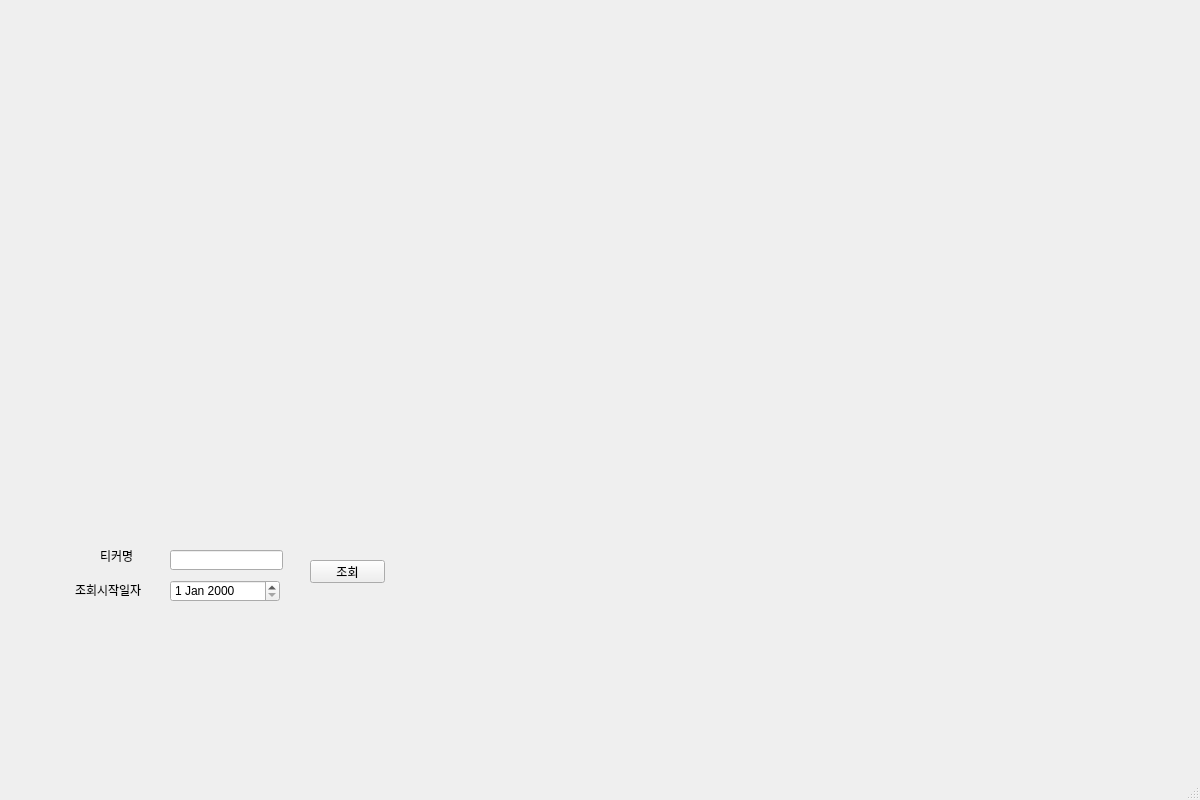
First picture: the form in chart.ui, repository kminvis/PyQt, before the edit.
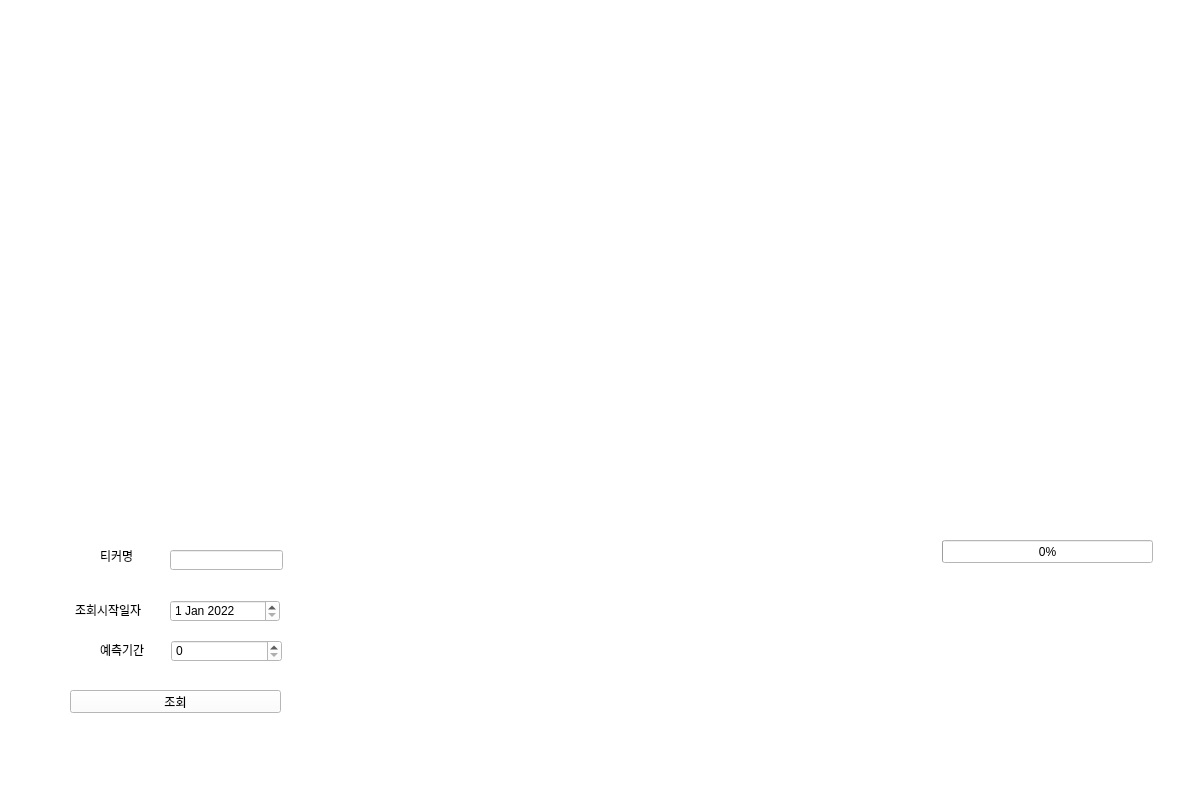
Second picture: the form after the edit.

Commit message: 상태바 추가

Patch:
```diff
--- a/chart.ui
+++ b/chart.ui
@@ -13,13 +13,16 @@
   <property name="windowTitle">
    <string>MainWindow</string>
   </property>
+  <property name="styleSheet">
+   <string notr="true">background-color: rgb(255, 255, 255);</string>
+  </property>
   <widget class="QWidget" name="centralwidget">
    <widget class="QPushButton" name="pushButton">
     <property name="geometry">
      <rect>
-      <x>310</x>
-      <y>560</y>
-      <width>75</width>
+      <x>70</x>
+      <y>690</y>
+      <width>211</width>
       <height>23</height>
      </rect>
     </property>
@@ -54,7 +57,7 @@
     <property name="geometry">
      <rect>
       <x>75</x>
-      <y>580</y>
+      <y>600</y>
       <width>81</width>
       <height>20</height>
      </rect>
@@ -67,7 +70,7 @@
     <property name="geometry">
      <rect>
       <x>170</x>
-      <y>580</y>
+      <y>600</y>
       <width>110</width>
       <height>22</height>
      </rect>
@@ -75,14 +78,44 @@
     <property name="toolTip">
      <string>&lt;html&gt;&lt;head/&gt;&lt;body&gt;&lt;p align=&quot;center&quot;&gt;&lt;br/&gt;&lt;/p&gt;&lt;/body&gt;&lt;/html&gt;</string>
     </property>
+    <property name="dateTime">
+     <datetime>
+      <hour>0</hour>
+      <minute>0</minute>
+      <second>0</second>
+      <year>2022</year>
+      <month>1</month>
+      <day>1</day>
+     </datetime>
+    </property>
+    <property name="maximumDateTime">
+     <datetime>
+      <hour>23</hour>
+      <minute>59</minute>
+      <second>59</second>
+      <year>2023</year>
+      <month>12</month>
+      <day>31</day>
+     </datetime>
+    </property>
+    <property name="minimumDateTime">
+     <datetime>
+      <hour>0</hour>
+      <minute>0</minute>
+      <second>0</second>
+      <year>2000</year>
+      <month>1</month>
+      <day>1</day>
+     </datetime>
+    </property>
    </widget>
    <widget class="QWidget" name="verticalLayoutWidget_2">
     <property name="geometry">
      <rect>
       <x>50</x>
-      <y>30</y>
+      <y>50</y>
       <width>1101</width>
-      <height>501</height>
+      <height>481</height>
      </rect>
     </property>
     <layout class="QVBoxLayout" name="prediction_verticalLayout">
@@ -91,6 +124,99 @@
      </property>
     </layout>
    </widget>
+   <widget class="QProgressBar" name="progressBar">
+    <property name="geometry">
+     <rect>
+      <x>942</x>
+      <y>540</y>
+      <width>211</width>
+      <height>23</height>
+     </rect>
+    </property>
+    <property name="value">
+     <number>0</number>
+    </property>
+   </widget>
+   <widget class="QLabel" name="label_3">
+    <property name="geometry">
+     <rect>
+      <x>171</x>
+      <y>576</y>
+      <width>111</width>
+      <height>16</height>
+     </rect>
+    </property>
+    <property name="styleSheet">
+     <string notr="true">color: rgb(255, 0, 0);</string>
+    </property>
+    <property name="text">
+     <string/>
+    </property>
+   </widget>
+   <widget class="QLabel" name="label_4">
+    <property name="geometry">
+     <rect>
+      <x>1000</x>
+      <y>570</y>
+      <width>56</width>
+      <height>12</height>
+     </rect>
+    </property>
+    <property name="text">
+     <string/>
+    </property>
+   </widget>
+   <widget class="QLabel" name="label_5">
+    <property name="geometry">
+     <rect>
+      <x>500</x>
+      <y>0</y>
+      <width>200</width>
+      <height>50</height>
+     </rect>
+    </property>
+    <property name="styleSheet">
+     <string notr="true">font: 75 24pt &quot;Arial&quot;;</string>
+    </property>
+    <property name="text">
+     <string/>
+    </property>
+    <property name="alignment">
+     <set>Qt::AlignCenter</set>
+    </property>
+   </widget>
+   <widget class="QLabel" name="label_6">
+    <property name="geometry">
+     <rect>
+      <x>100</x>
+      <y>640</y>
+      <width>61</width>
+      <height>20</height>
+     </rect>
+    </property>
+    <property name="text">
+     <string>예측기간</string>
+    </property>
+   </widget>
+   <widget class="QSpinBox" name="spinBox">
+    <property name="geometry">
+     <rect>
+      <x>171</x>
+      <y>640</y>
+      <width>111</width>
+      <height>22</height>
+     </rect>
+    </property>
+    <property name="maximum">
+     <number>999</number>
+    </property>
+    <property name="singleStep">
+     <number>1</number>
+    </property>
+    <property name="stepType">
+     <enum>QAbstractSpinBox::DefaultStepType</enum>
+    </property>
+   </widget>
   </widget>
   <widget class="QMenuBar" name="menubar">
    <property name="geometry">
```
The commit also changes 1 other file.
